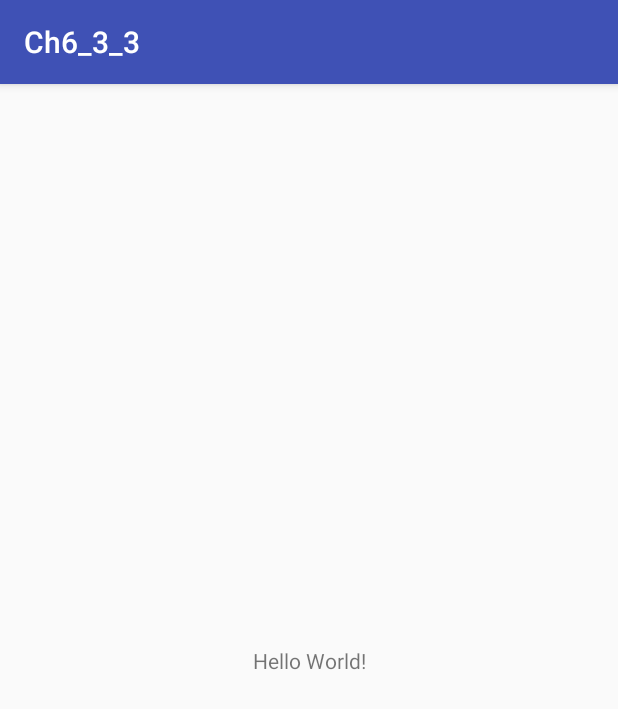
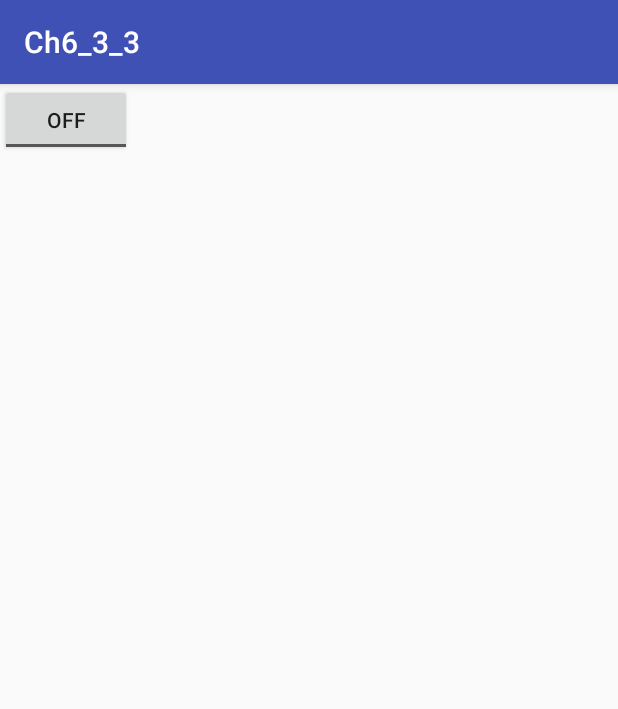
Before and after one commit to AndroidCourse2018/Ch6_3_3, an Android app: the screen it shows after launch (MainActivity), on a phone screen of 412 x 824 dp. Shown: the top 709 px of the screen. Run offline under Robolectric (Android 15) with nearby library versions, the phone set to English and light mode, and no system bars.

Commit message:
ToggleButton onCheckedChanged

```diff
--- a/app/src/main/java/com/example/admin/ch6_3_3/MainActivity.java
+++ b/app/src/main/java/com/example/admin/ch6_3_3/MainActivity.java
@@ -1,13 +1,28 @@
 package com.example.admin.ch6_3_3;
 
+import android.content.pm.ActivityInfo;
+import android.support.v4.content.pm.ActivityInfoCompat;
 import android.support.v7.app.AppCompatActivity;
 import android.os.Bundle;
+import android.widget.CompoundButton;
+import android.widget.ToggleButton;
 
-public class MainActivity extends AppCompatActivity {
-
+public class MainActivity extends AppCompatActivity implements CompoundButton.OnCheckedChangeListener {
+    //implements 目的將設計與實作分開，implements 設計一個規範，例如產品有哪些功能、給哪個廠商
     @Override
     protected void onCreate(Bundle savedInstanceState) {
         super.onCreate(savedInstanceState);
         setContentView(R.layout.activity_main);
+
+        ToggleButton toggle = (ToggleButton)findViewById(R.id.toggleButton); //找到id為toggleButton的按鈕
+        toggle.setOnCheckedChangeListener(this); //綁定其監聽事件
+    }
+
+    public void onCheckedChanged(CompoundButton buttonView, boolean isChecked){
+        if(isChecked){ //當按鈕開關 開啟
+            setRequestedOrientation(ActivityInfo.SCREEN_ORIENTATION_LANDSCAPE); //畫面為橫向
+        }else{ //當按鈕開關 關閉
+            setRequestedOrientation(ActivityInfo.SCREEN_ORIENTATION_PORTRAIT); //畫面為直向
+        }
     }
 }
--- a/app/src/main/res/layout/activity_main.xml
+++ b/app/src/main/res/layout/activity_main.xml
@@ -6,13 +6,11 @@
     android:layout_height="match_parent"
     tools:context="com.example.admin.ch6_3_3.MainActivity">
 
-    <TextView
+    <ToggleButton
+        android:id="@+id/toggleButton"
         android:layout_width="wrap_content"
         android:layout_height="wrap_content"
-        android:text="Hello World!"
-        app:layout_constraintBottom_toBottomOf="parent"
-        app:layout_constraintLeft_toLeftOf="parent"
-        app:layout_constraintRight_toRightOf="parent"
-        app:layout_constraintTop_toTopOf="parent" />
-
+        android:text="ToggleButton"
+        tools:layout_editor_absoluteX="147dp"
+        tools:layout_editor_absoluteY="211dp" />
 </android.support.constraint.ConstraintLayout>
```
